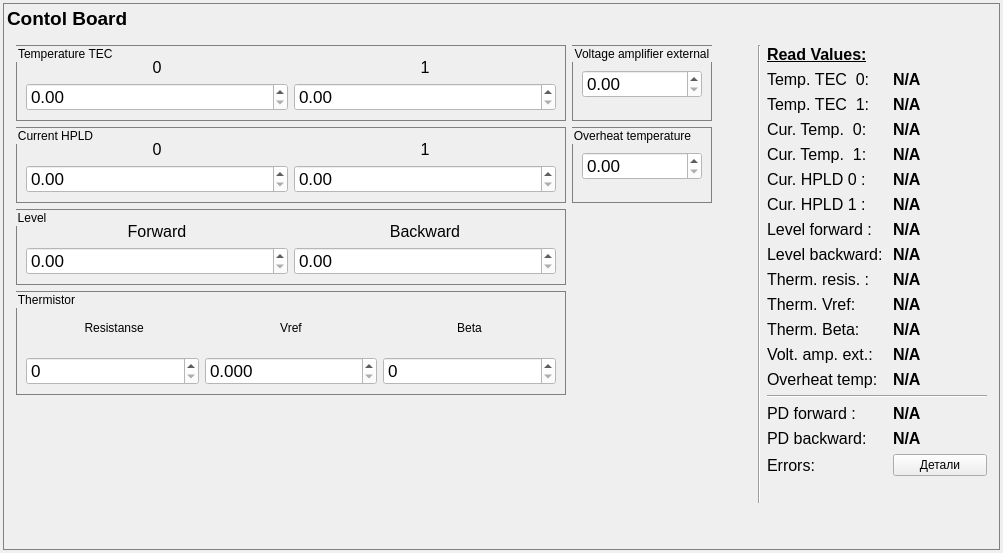
The window that cb_panel.ui (bulkanul/EVO_YFL_1064_GUI_coherent2) describes before a commit, drawn with Qt 5.
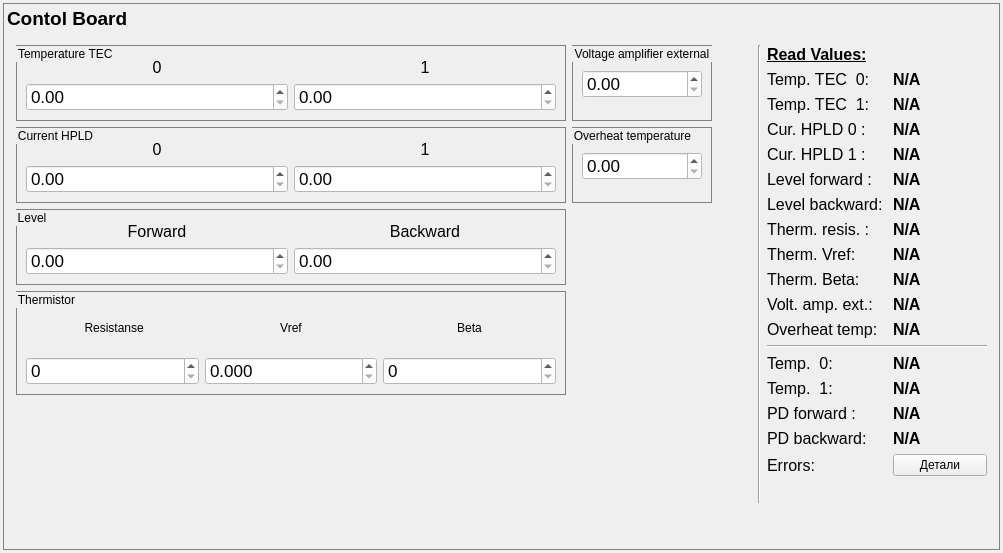
The same window after the commit.

The edit to the form file:
```diff
--- a/cb_panel.ui
+++ b/cb_panel.ui
@@ -887,106 +887,6 @@
               </widget>
              </item>
              <item row="2" column="0">
-              <widget class="QLabel" name="label_50">
-               <property name="minimumSize">
-                <size>
-                 <width>120</width>
-                 <height>0</height>
-                </size>
-               </property>
-               <property name="maximumSize">
-                <size>
-                 <width>120</width>
-                 <height>16777215</height>
-                </size>
-               </property>
-               <property name="font">
-                <font>
-                 <family>Arial</family>
-                 <pointsize>12</pointsize>
-                </font>
-               </property>
-               <property name="text">
-                <string>Cur. Temp.  0:</string>
-               </property>
-              </widget>
-             </item>
-             <item row="2" column="1">
-              <widget class="QLabel" name="cur_temp_0">
-               <property name="minimumSize">
-                <size>
-                 <width>80</width>
-                 <height>0</height>
-                </size>
-               </property>
-               <property name="maximumSize">
-                <size>
-                 <width>80</width>
-                 <height>16777215</height>
-                </size>
-               </property>
-               <property name="font">
-                <font>
-                 <pointsize>12</pointsize>
-                 <bold>true</bold>
-                </font>
-               </property>
-               <property name="text">
-                <string>N/A</string>
-               </property>
-              </widget>
-             </item>
-             <item row="3" column="0">
-              <widget class="QLabel" name="label_56">
-               <property name="minimumSize">
-                <size>
-                 <width>120</width>
-                 <height>0</height>
-                </size>
-               </property>
-               <property name="maximumSize">
-                <size>
-                 <width>120</width>
-                 <height>16777215</height>
-                </size>
-               </property>
-               <property name="font">
-                <font>
-                 <family>Arial</family>
-                 <pointsize>12</pointsize>
-                </font>
-               </property>
-               <property name="text">
-                <string>Cur. Temp.  1:</string>
-               </property>
-              </widget>
-             </item>
-             <item row="3" column="1">
-              <widget class="QLabel" name="cur_temp_1">
-               <property name="minimumSize">
-                <size>
-                 <width>80</width>
-                 <height>0</height>
-                </size>
-               </property>
-               <property name="maximumSize">
-                <size>
-                 <width>80</width>
-                 <height>16777215</height>
-                </size>
-               </property>
-               <property name="font">
-                <font>
-                 <pointsize>12</pointsize>
-                 <bold>true</bold>
-                </font>
-               </property>
-               <property name="text">
-                <string>N/A</string>
-               </property>
-              </widget>
-             </item>
-             <item row="4" column="0">
               <widget class="QLabel" name="label_35">
                <property name="minimumSize">
                 <size>
@@ -1011,7 +911,7 @@
                </property>
               </widget>
              </item>
-             <item row="4" column="1">
+             <item row="2" column="1">
               <widget class="QLabel" name="hpld_curr_label_0">
                <property name="minimumSize">
                 <size>
@@ -1036,7 +936,7 @@
                </property>
               </widget>
              </item>
-             <item row="5" column="0">
+             <item row="3" column="0">
               <widget class="QLabel" name="label_36">
                <property name="minimumSize">
                 <size>
@@ -1061,7 +961,7 @@
                </property>
               </widget>
              </item>
-             <item row="5" column="1">
+             <item row="3" column="1">
               <widget class="QLabel" name="hpld_curr_label_1">
                <property name="minimumSize">
                 <size>
@@ -1086,7 +986,7 @@
                </property>
               </widget>
              </item>
-             <item row="6" column="0">
+             <item row="4" column="0">
               <widget class="QLabel" name="label_38">
                <property name="minimumSize">
                 <size>
@@ -1111,7 +1011,7 @@
                </property>
               </widget>
              </item>
-             <item row="6" column="1">
+             <item row="4" column="1">
               <widget class="QLabel" name="forward_treashold_label">
                <property name="minimumSize">
                 <size>
@@ -1136,7 +1036,7 @@
                </property>
               </widget>
              </item>
-             <item row="7" column="0">
+             <item row="5" column="0">
               <widget class="QLabel" name="label_39">
                <property name="minimumSize">
                 <size>
@@ -1161,7 +1061,7 @@
                </property>
               </widget>
              </item>
-             <item row="7" column="1">
+             <item row="5" column="1">
               <widget class="QLabel" name="backward_treashold_label">
                <property name="minimumSize">
                 <size>
@@ -1186,7 +1086,7 @@
                </property>
               </widget>
              </item>
-             <item row="8" column="0">
+             <item row="6" column="0">
               <widget class="QLabel" name="label_52">
                <property name="minimumSize">
                 <size>
@@ -1211,7 +1111,7 @@
                </property>
               </widget>
              </item>
-             <item row="8" column="1">
+             <item row="6" column="1">
               <widget class="QLabel" name="therm_resis_label">
                <property name="minimumSize">
                 <size>
@@ -1236,7 +1136,7 @@
                </property>
               </widget>
              </item>
-             <item row="9" column="0">
+             <item row="7" column="0">
               <widget class="QLabel" name="label_54">
                <property name="minimumSize">
                 <size>
@@ -1261,7 +1161,7 @@
                </property>
               </widget>
              </item>
-             <item row="9" column="1">
+             <item row="7" column="1">
               <widget class="QLabel" name="therm_vref_label">
                <property name="minimumSize">
                 <size>
@@ -1286,7 +1186,7 @@
                </property>
               </widget>
              </item>
-             <item row="10" column="0">
+             <item row="8" column="0">
               <widget class="QLabel" name="label_53">
                <property name="minimumSize">
                 <size>
@@ -1311,7 +1211,7 @@
                </property>
               </widget>
              </item>
-             <item row="10" column="1">
+             <item row="8" column="1">
               <widget class="QLabel" name="therm_beta_label">
                <property name="minimumSize">
                 <size>
@@ -1336,7 +1236,7 @@
                </property>
               </widget>
              </item>
-             <item row="11" column="0">
+             <item row="9" column="0">
               <widget class="QLabel" name="label_51">
                <property name="minimumSize">
                 <size>
@@ -1361,7 +1261,7 @@
                </property>
               </widget>
              </item>
-             <item row="11" column="1">
+             <item row="9" column="1">
               <widget class="QLabel" name="volt_amp_ext_label">
                <property name="minimumSize">
                 <size>
@@ -1386,7 +1286,7 @@
                </property>
               </widget>
              </item>
-             <item row="12" column="0">
+             <item row="10" column="0">
               <widget class="QLabel" name="label_55">
                <property name="minimumSize">
                 <size>
@@ -1411,7 +1311,7 @@
                </property>
               </widget>
              </item>
-             <item row="12" column="1">
+             <item row="10" column="1">
               <widget class="QLabel" name="over_temp_label">
                <property name="minimumSize">
                 <size>
@@ -1436,6 +1336,119 @@
                </property>
               </widget>
              </item>
+             <item row="11" column="0" colspan="2">
+              <widget class="Line" name="line_2">
+               <property name="minimumSize">
+                <size>
+                 <width>40</width>
+                 <height>0</height>
+                </size>
+               </property>
+               <property name="orientation">
+                <enum>Qt::Orientation::Horizontal</enum>
+               </property>
+              </widget>
+             </item>
+             <item row="12" column="0">
+              <widget class="QLabel" name="label_50">
+               <property name="minimumSize">
+                <size>
+                 <width>120</width>
+                 <height>0</height>
+                </size>
+               </property>
+               <property name="maximumSize">
+                <size>
+                 <width>120</width>
+                 <height>16777215</height>
+                </size>
+               </property>
+               <property name="font">
+                <font>
+                 <family>Arial</family>
+                 <pointsize>12</pointsize>
+                </font>
+               </property>
+               <property name="text">
+                <string>Temp.  0:</string>
+               </property>
+              </widget>
+             </item>
+             <item row="12" column="1">
+              <widget class="QLabel" name="cur_temp_0">
+               <property name="minimumSize">
+                <size>
+                 <width>80</width>
+                 <height>0</height>
+                </size>
+               </property>
+               <property name="maximumSize">
+                <size>
+                 <width>80</width>
+                 <height>16777215</height>
+                </size>
+               </property>
+               <property name="font">
+                <font>
+                 <pointsize>12</pointsize>
+                 <bold>true</bold>
+                </font>
+               </property>
+               <property name="text">
+                <string>N/A</string>
+               </property>
+              </widget>
+             </item>
+             <item row="13" column="0">
+              <widget class="QLabel" name="label_56">
+               <property name="minimumSize">
+                <size>
+                 <width>120</width>
+                 <height>0</height>
+                </size>
+               </property>
+               <property name="maximumSize">
+                <size>
+                 <width>120</width>
+                 <height>16777215</height>
+                </size>
+               </property>
+               <property name="font">
+                <font>
+                 <family>Arial</family>
+                 <pointsize>12</pointsize>
+                </font>
+               </property>
+               <property name="text">
+                <string>Temp.  1:</string>
+               </property>
+              </widget>
+             </item>
+             <item row="13" column="1">
+              <widget class="QLabel" name="cur_temp_1">
+               <property name="minimumSize">
+                <size>
+                 <width>80</width>
+                 <height>0</height>
+                </size>
+               </property>
+               <property name="maximumSize">
+                <size>
+                 <width>80</width>
+                 <height>16777215</height>
+                </size>
+               </property>
+               <property name="font">
+                <font>
+                 <pointsize>12</pointsize>
+                 <bold>true</bold>
+                </font>
+               </property>
+               <property name="text">
+                <string>N/A</string>
+               </property>
+              </widget>
+             </item>
              <item row="14" column="0">
               <widget class="QLabel" name="label_40">
                <property name="minimumSize">
@@ -1568,19 +1581,6 @@
                </property>
               </widget>
              </item>
-             <item row="13" column="0" colspan="2">
-              <widget class="Line" name="line_2">
-               <property name="minimumSize">
-                <size>
-                 <width>40</width>
-                 <height>0</height>
-                </size>
-               </property>
-               <property name="orientation">
-                <enum>Qt::Orientation::Horizontal</enum>
-               </property>
-              </widget>
-             </item>
             </layout>
            </item>
            <item>
```
